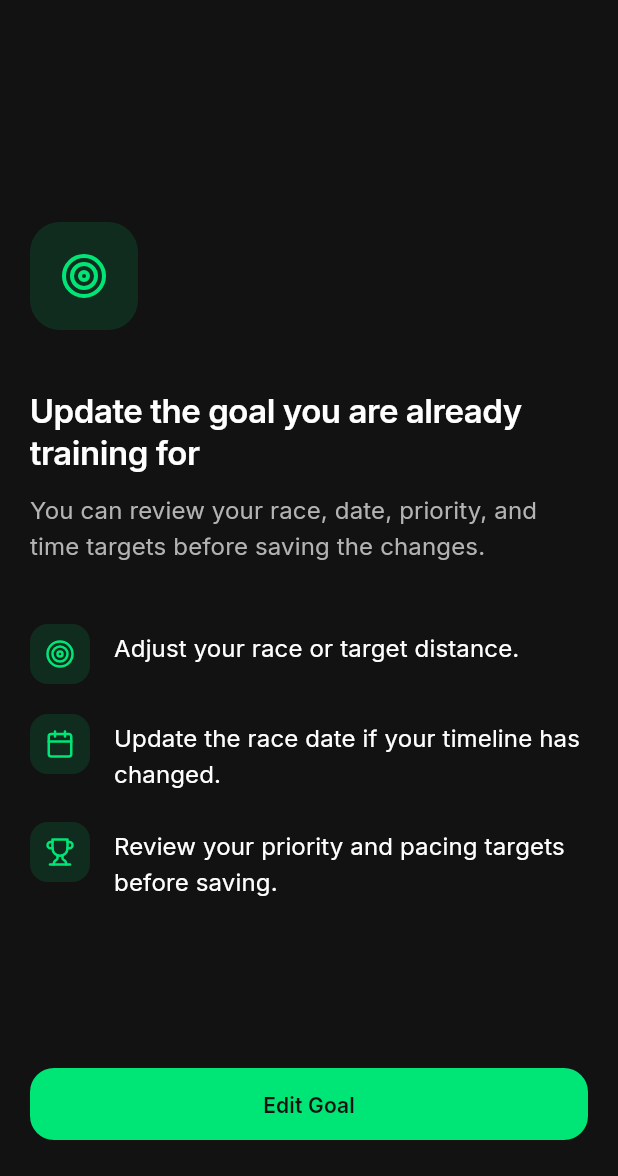
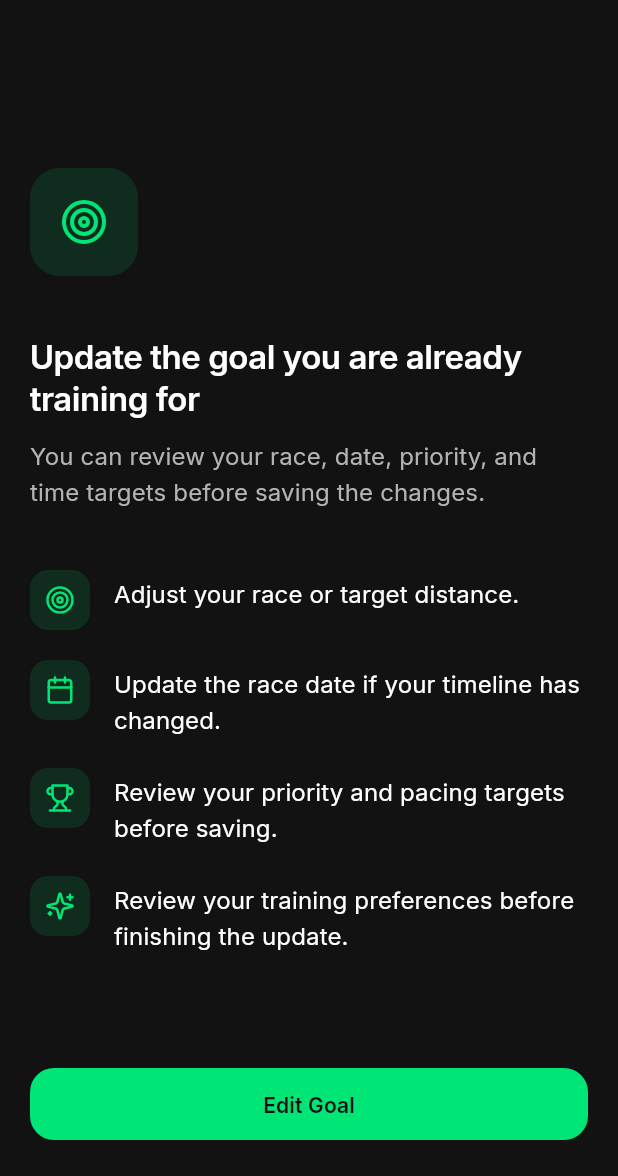
Before and after one commit to DavidGD616/Running-app, a Flutter app: the SettingsGoalIntroScreen screen opened by its route, on a phone screen of 412 x 824 dp, the part 60-1236 px from its top. Run offline on Flutter 3.47's test engine with Material 3 defaults, Android fonts, the phone set to English and light mode, and no system bars; our stand-ins replace flutter_riverpod, flutter_svg, go_router, google_fonts, shared_preferences; accounts and stored records are empty.

Commit message:
Add training preferences to goal update flows

```diff
--- a/apps/mobile/lib/core/router/app_router.dart
+++ b/apps/mobile/lib/core/router/app_router.dart
@@ -130,6 +130,12 @@ final appRouter = GoRouter(
           const GoalScreen(mode: GoalFlowMode.editGoal),
     ),
     GoRoute(
+      path: RouteNames.settingsUpdatePlanEditGoalTraining,
+      builder: (context, state) => const TrainingPreferencesScreen(
+        mode: TrainingPreferencesFlowMode.editGoal,
+      ),
+    ),
+    GoRoute(
       path: RouteNames.settingsUpdatePlanNewGoal,
       builder: (context, state) =>
           const SettingsGoalIntroScreen(mode: SettingsGoalIntroMode.newGoal),
@@ -137,6 +143,12 @@ final appRouter = GoRouter(
     GoRoute(
       path: RouteNames.settingsUpdatePlanNewGoalForm,
       builder: (context, state) => const GoalScreen(mode: GoalFlowMode.newGoal),
+    ),
+    GoRoute(
+      path: RouteNames.settingsUpdatePlanNewGoalTraining,
+      builder: (context, state) => const TrainingPreferencesScreen(
+        mode: TrainingPreferencesFlowMode.newGoal,
+      ),
     ),
     GoRoute(
       path: RouteNames.settingsUpdatePlanSchedule,
--- a/apps/mobile/lib/core/router/route_names.dart
+++ b/apps/mobile/lib/core/router/route_names.dart
@@ -26,9 +26,13 @@ abstract class RouteNames {
   static const settingsUpdatePlanEditGoal = '/settings/update-plan/edit-goal';
   static const settingsUpdatePlanEditGoalForm =
       '/settings/update-plan/edit-goal/form';
+  static const settingsUpdatePlanEditGoalTraining =
+      '/settings/update-plan/edit-goal/training';
   static const settingsUpdatePlanNewGoal = '/settings/update-plan/new-goal';
   static const settingsUpdatePlanNewGoalForm =
       '/settings/update-plan/new-goal/form';
+  static const settingsUpdatePlanNewGoalTraining =
+      '/settings/update-plan/new-goal/training';
   static const settingsUpdatePlanSchedule = '/settings/update-plan/schedule';
   static const settingsLanguage = '/settings/language';
   static const settingsUnits = '/settings/units';
--- a/apps/mobile/lib/features/settings/presentation/screens/settings_goal_intro_screen.dart
+++ b/apps/mobile/lib/features/settings/presentation/screens/settings_goal_intro_screen.dart
@@ -56,6 +56,10 @@ class SettingsGoalIntroScreen extends StatelessWidget {
           icon: 'assets/icons/trophy.svg',
           text: l10n.settingsEditGoalIntroPointPriority,
         ),
+        (
+          icon: 'assets/icons/sparkles.svg',
+          text: l10n.settingsEditGoalIntroPointTraining,
+        ),
       ],
       SettingsGoalIntroMode.newGoal => [
         (
@@ -69,6 +73,10 @@ class SettingsGoalIntroScreen extends StatelessWidget {
         (
           icon: 'assets/icons/trophy.svg',
           text: l10n.settingsNewGoalIntroPointPlan,
+        ),
+        (
+          icon: 'assets/icons/sparkles.svg',
+          text: l10n.settingsNewGoalIntroPointTraining,
         ),
       ],
     };
--- a/apps/mobile/lib/l10n/app_en.arb
+++ b/apps/mobile/lib/l10n/app_en.arb
@@ -1503,6 +1503,9 @@
   "settingsEditGoalIntroPointPriority": "Review your priority and pacing targets before saving.",
   "@settingsEditGoalIntroPointPriority": { "description": "Third explainer item for edit goal intro screen" },
 
+  "settingsEditGoalIntroPointTraining": "Review your training preferences before finishing the update.",
+  "@settingsEditGoalIntroPointTraining": { "description": "Training preferences explainer item for edit goal intro screen" },
+
   "settingsNewGoalIntroTitle": "Set a brand-new goal for your training",
   "@settingsNewGoalIntroTitle": { "description": "Title on the intro screen before creating a new goal" },
 
@@ -1517,6 +1520,9 @@
 
   "settingsNewGoalIntroPointPlan": "Save a fresh goal without changing your schedule here.",
   "@settingsNewGoalIntroPointPlan": { "description": "Third explainer item for new goal intro screen" },
+
+  "settingsNewGoalIntroPointTraining": "Set the training preferences you want to use with this goal.",
+  "@settingsNewGoalIntroPointTraining": { "description": "Training preferences explainer item for new goal intro screen" },
 
   "settingsPreferencesSection": "Preferences",
   "@settingsPreferencesSection": { "description": "Preferences section header" },
--- a/apps/mobile/lib/l10n/app_es.arb
+++ b/apps/mobile/lib/l10n/app_es.arb
@@ -541,11 +541,13 @@
   "settingsEditGoalIntroPointRace": "Ajusta tu carrera o distancia objetivo.",
   "settingsEditGoalIntroPointDate": "Actualiza la fecha si tu calendario cambió.",
   "settingsEditGoalIntroPointPriority": "Revisa tu prioridad y tus tiempos antes de guardar.",
+  "settingsEditGoalIntroPointTraining": "Revisa tus preferencias de entrenamiento antes de terminar la actualización.",
   "settingsNewGoalIntroTitle": "Define un objetivo completamente nuevo",
   "settingsNewGoalIntroSubtitle": "Este flujo empieza desde cero para que puedas elegir una meta distinta y guardarla para tu plan.",
   "settingsNewGoalIntroPointRace": "Elige una nueva carrera o una distancia personalizada.",
   "settingsNewGoalIntroPointDate": "Define una nueva fecha y el nuevo plazo.",
   "settingsNewGoalIntroPointPlan": "Guarda un nuevo objetivo sin cambiar aquí tu horario.",
+  "settingsNewGoalIntroPointTraining": "Define las preferencias de entrenamiento que quieres usar con este objetivo.",
   "settingsPreferencesSection": "Preferencias",
   "settingsLanguage": "Idioma",
   "settingsLanguageEnglish": "Inglés",
--- a/apps/mobile/lib/l10n/app_localizations.dart
+++ b/apps/mobile/lib/l10n/app_localizations.dart
@@ -2927,6 +2927,12 @@ abstract class AppLocalizations {
   /// **'Review your priority and pacing targets before saving.'**
   String get settingsEditGoalIntroPointPriority;
 
+  /// Training preferences explainer item for edit goal intro screen
+  ///
+  /// In en, this message translates to:
+  /// **'Review your training preferences before finishing the update.'**
+  String get settingsEditGoalIntroPointTraining;
+
   /// Title on the intro screen before creating a new goal
   ///
   /// In en, this message translates to:
@@ -2956,6 +2962,12 @@ abstract class AppLocalizations {
   /// In en, this message translates to:
   /// **'Save a fresh goal without changing your schedule here.'**
   String get settingsNewGoalIntroPointPlan;
+
+  /// Training preferences explainer item for new goal intro screen
+  ///
+  /// In en, this message translates to:
+  /// **'Set the training preferences you want to use with this goal.'**
+  String get settingsNewGoalIntroPointTraining;
 
   /// Preferences section header
   ///
--- a/apps/mobile/lib/l10n/app_localizations_en.dart
+++ b/apps/mobile/lib/l10n/app_localizations_en.dart
@@ -1516,6 +1516,10 @@ class AppLocalizationsEn extends AppLocalizations {
       'Review your priority and pacing targets before saving.';
 
   @override
+  String get settingsEditGoalIntroPointTraining =>
+      'Review your training preferences before finishing the update.';
+
+  @override
   String get settingsNewGoalIntroTitle =>
       'Set a brand-new goal for your training';
 
@@ -1536,6 +1540,10 @@ class AppLocalizationsEn extends AppLocalizations {
       'Save a fresh goal without changing your schedule here.';
 
   @override
+  String get settingsNewGoalIntroPointTraining =>
+      'Set the training preferences you want to use with this goal.';
+
+  @override
   String get settingsPreferencesSection => 'Preferences';
 
   @override
```
Also changed, not shown: apps/mobile/lib/features/onboarding/presentation/screens/goal_screen.dart (+6 -10 lines), apps/mobile/lib/features/onboarding/presentation/screens/training_preferences_screen.dart (+89 -31 lines), apps/mobile/lib/l10n/app_localizations_es.dart (+8 -0 lines).
